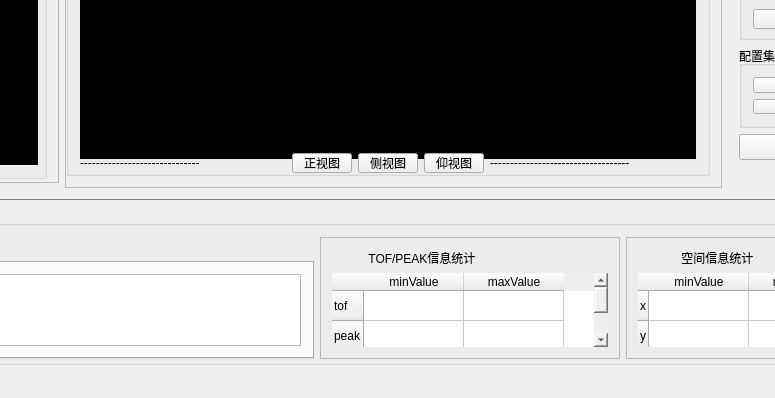
This is mainwindow.ui in heathen557/show3DPointCloud as Qt 5 draws it before an edit; both pictures show x 384 to 1159 and y 408 to 806 of the 1335 by 806 pixel window. The edited form follows.
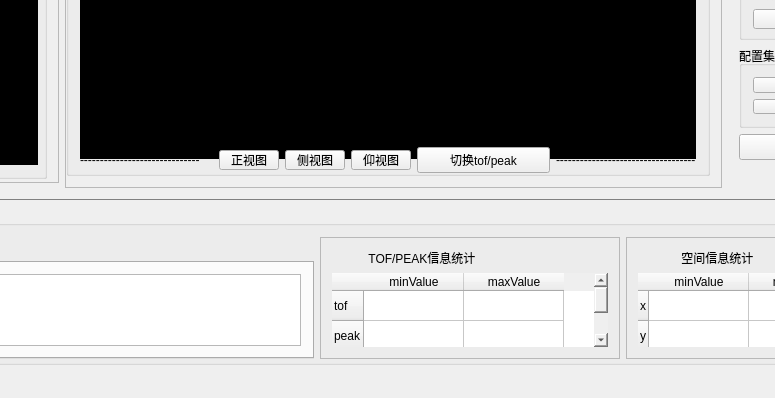
This is the edited form. Icons and pictures are not drawn. Custom widgets are drawn as their Qt base class.

Commit message: 1、TOF和PEAK可以选择版本； 2、配置上修改版本； 3、保存tof和peak时，按照顺序保存到文本文件版本； 4、3D点云显示缩放倍数放大版本；

What changed in the file:
```diff
--- a/mainwindow.ui
+++ b/mainwindow.ui
@@ -271,6 +271,13 @@
                    </item>
                   </layout>
                  </item>
+                 <item>
+                  <widget class="QPushButton" name="change_pushButton">
+                   <property name="text">
+                    <string>切换tof/peak</string>
+                   </property>
+                  </widget>
+                 </item>
                  <item>
                   <widget class="QLabel" name="label_10">
                    <property name="text">
```
The commit also changes 10 other files.
